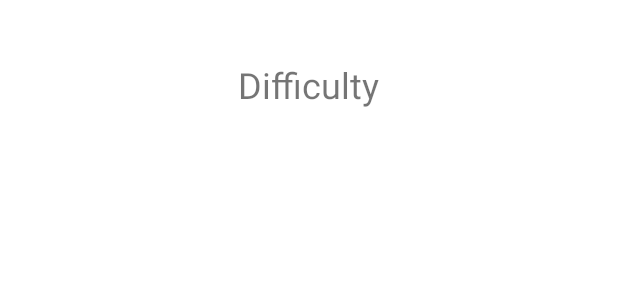
After one commit to SomebodyScream/AircraftFight_Android, an Android app: the layout fragment_single_record.xml on its own in the app's theme, with its tools: preview values and no code run, on a phone screen of 412 x 824 dp. The commit adds this screen. Shown: the top 300 px of the screen. Run offline under Robolectric (Android 15) with nearby library versions, the phone set to English and light mode, and no system bars.

Commit message:
difficulty choice done & build framework of RecordActivity

```diff
--- a/app/build.gradle
+++ b/app/build.gradle
@@ -37,4 +37,5 @@ dependencies {
     androidTestImplementation 'androidx.test.ext:junit:1.1.3'
     androidTestImplementation 'androidx.test.espresso:espresso-core:3.4.0'
     implementation 'org.apache.commons:commons-lang3:3.6'
+    implementation 'androidx.recyclerview:recyclerview:1.2.1'
 }
--- a/app/src/main/AndroidManifest.xml
+++ b/app/src/main/AndroidManifest.xml
@@ -9,6 +9,9 @@
         android:roundIcon="@mipmap/ic_launcher_round"
         android:supportsRtl="true"
         android:theme="@style/Theme.AircraftFight_Android">
+        <activity
+            android:name=".activity.RecordActivity"
+            android:exported="false" />
         <activity
             android:name=".activity.GameActivity"
             android:exported="false" />
--- a/app/src/main/java/com/example/aircraftfight_android/game/application/EasyGame.java
+++ b/app/src/main/java/com/example/aircraftfight_android/game/application/EasyGame.java
@@ -9,9 +9,9 @@ import com.example.aircraftfight_android.game.aircraft.factory.MobEnemyFactory;
 
 public class EasyGame extends Game
 {
-    public EasyGame(Context context)
+    public EasyGame(Context context, GameOverCallback callback)
     {
-        super(context);
+        super(context, callback);
         backgroundImage = ImageManager.BACKGROUND_IMAGE;
         mode = Game.EASY;
 
--- a/app/src/main/java/com/example/aircraftfight_android/game/application/GameOverCallback.java
+++ b/app/src/main/java/com/example/aircraftfight_android/game/application/GameOverCallback.java
@@ -1,5 +1,5 @@
 package com.example.aircraftfight_android.game.application;
 
 public interface GameOverCallback {
-    void run(int score, String difficulty);
+    void run();
 }
--- a/app/src/main/java/com/example/aircraftfight_android/game/application/HardGame.java
+++ b/app/src/main/java/com/example/aircraftfight_android/game/application/HardGame.java
@@ -12,9 +12,9 @@ public class HardGame extends Game
     private double curEnhancement = 1.0;
     private int bossCount = 0;
 
-    public HardGame(Context context)
+    public HardGame(Context context, GameOverCallback callback)
     {
-        super(context);
+        super(context, callback);
         backgroundImage = ImageManager.BACKGROUND_IMAGE_5;
         mode = Game.HARD;
 
--- a/app/src/main/java/com/example/aircraftfight_android/game/application/NormalGame.java
+++ b/app/src/main/java/com/example/aircraftfight_android/game/application/NormalGame.java
@@ -11,9 +11,9 @@ public class NormalGame extends Game
 {
     private double curEnhancement = 1.0;
 
-    public NormalGame(Context context)
+    public NormalGame(Context context, GameOverCallback callback)
     {
-        super(context);
+        super(context, callback);
         backgroundImage = ImageManager.BACKGROUND_IMAGE_3;
         mode = Game.NORMAL;
 
--- /dev/null
+++ b/app/src/main/res/layout/fragment_single_record.xml
@@ -0,0 +1,28 @@
+<?xml version="1.0" encoding="utf-8"?>
+<LinearLayout xmlns:android="http://schemas.android.com/apk/res/android"
+    xmlns:tools="http://schemas.android.com/tools"
+    android:orientation="vertical"
+    android:layout_width="match_parent"
+    android:layout_height="match_parent"
+    tools:context=".fragment.SingleRecordFragment">
+
+    <TextView
+        android:layout_width="wrap_content"
+        android:layout_height="wrap_content"
+        android:gravity="center"
+        android:textSize="24sp"
+        android:layout_gravity="center"
+        android:layout_marginTop="40dp"
+        android:text="Difficulty">
+    </TextView>
+
+    <androidx.recyclerview.widget.RecyclerView
+        android:layout_width="match_parent"
+        android:layout_height="wrap_content"
+        android:layout_gravity="center"
+        android:layout_marginTop="30dp"
+        android:layout_marginHorizontal="40dp">
+
+    </androidx.recyclerview.widget.RecyclerView>
+
+</LinearLayout>
```
Also changed, not shown: app/src/main/java/com/example/aircraftfight_android/activity/GameActivity.java (+27 -8 lines), app/src/main/java/com/example/aircraftfight_android/activity/MainActivity.java (+8 -1 lines), app/src/main/java/com/example/aircraftfight_android/activity/RecordActivity.java (added, +42 -0 lines), app/src/main/java/com/example/aircraftfight_android/fragment/DifficultyFragment.java (+4 -3 lines), app/src/main/java/com/example/aircraftfight_android/fragment/SingleRecordFragment.java (added, +27 -0 lines), app/src/main/java/com/example/aircraftfight_android/game/application/Game.java (+6 -10 lines), app/src/main/java/com/example/aircraftfight_android/helper/MultiRecord.java (added, +8 -0 lines), app/src/main/java/com/example/aircraftfight_android/helper/SingleRecord.java (added, +51 -0 lines), app/src/main/res/layout/activity_record.xml (added, +16 -0 lines).
